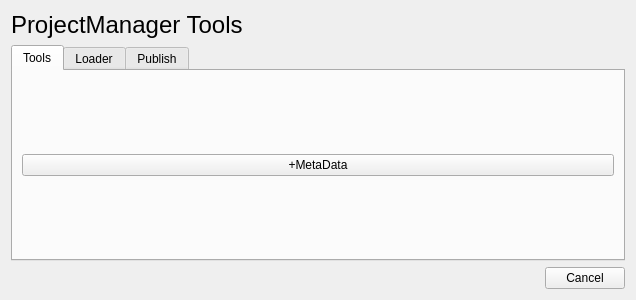
The window that UI/projectmanagertools.ui (ericandrsson/projManager) describes before a commit, drawn with Qt 5.
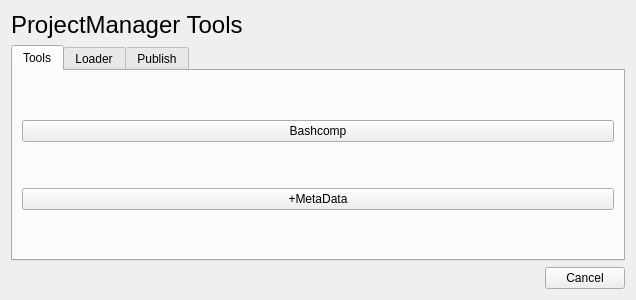
The same window after the commit. The open tabs and pages were chosen to show the change.

```diff
--- a/UI/projectmanagertools.ui
+++ b/UI/projectmanagertools.ui
@@ -50,6 +50,13 @@
          <string>Tools</string>
         </attribute>
         <layout class="QVBoxLayout" name="verticalLayout_2">
+         <item>
+          <widget class="QPushButton" name="bashComp">
+           <property name="text">
+            <string>Bashcomp</string>
+           </property>
+          </widget>
+         </item>
          <item>
           <widget class="QPushButton" name="meta">
            <property name="text">
```
Left out of the diff: 74 changed lines with no effect on the pictures.
